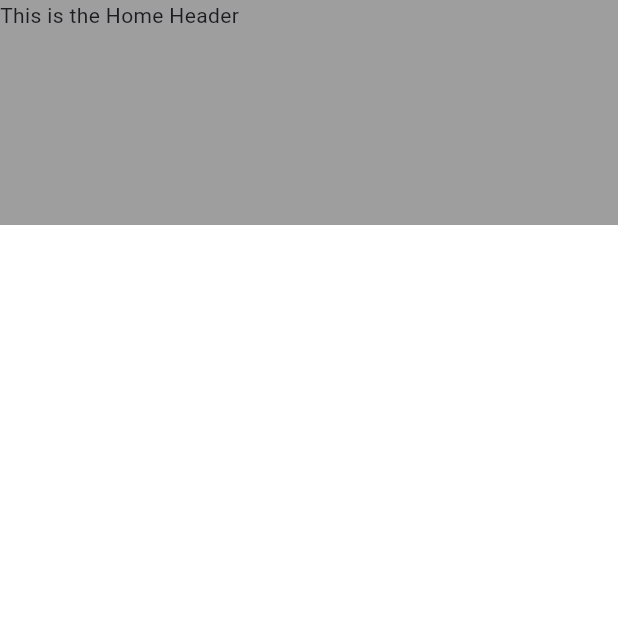
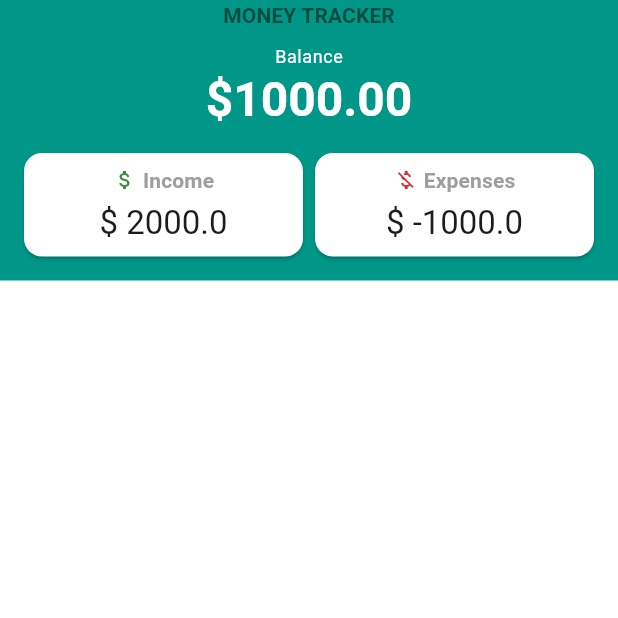
Before and after one commit to Alvarado08/money-tracker, a Flutter app: the screen it shows after launch, on a phone screen of 412 x 824 dp, the top half of it. Run offline on Flutter 3.47's test engine with Material 3 defaults, Android fonts, the phone set to English and light mode, and no system bars.

Commit message:
Header
Finished the header component structure and design. Made the card widget reusable in order to take in arguments for the income and expenses card data.

```diff
--- a/lib/view/components/home_header.dart
+++ b/lib/view/components/home_header.dart
@@ -1,15 +1,66 @@
 import 'package:flutter/material.dart';
+import 'package:money_tracker/view/widgets/header_card.dart';
 
 class HomeHeader extends StatelessWidget {
   const HomeHeader({super.key});
 
   @override
   Widget build(BuildContext context) {
-    return Container(
-      height: 150,
+    final textTheme = Theme.of(context).textTheme;
+
+    return SizedBox(
       width: double.infinity, // Full width of the parent
-      color: Colors.grey,
-      child: Text("This is the Home Header"),
+      child: Column(
+        children: [
+          Text(
+            "MONEY TRACKER",
+            style: textTheme.titleSmall!.copyWith(
+              fontWeight: FontWeight.bold,
+              color: Colors.teal.shade900,
+            ),
+          ),
+          SizedBox(height: 10),
+          Text(
+            "Balance",
+            style: textTheme.bodySmall!.copyWith(color: Colors.white),
+          ),
+          Text(
+            "\$1000.00",
+            style: textTheme.headlineLarge!.copyWith(
+              fontWeight: FontWeight.bold,
+              color: Colors.white,
+            ),
+          ),
+          Padding(
+            padding: const EdgeInsets.all(12),
+            child: Row(
+              mainAxisAlignment: MainAxisAlignment.spaceEvenly,
+              children: [
+                HeaderCard(
+                  textTheme: textTheme,
+                  title: "Income",
+                  amount: 2000.00,
+                  icon: Icon(
+                    Icons.attach_money,
+                    color: Colors.green.shade700,
+                    size: 16,
+                  ),
+                ),
+                HeaderCard(
+                  textTheme: textTheme,
+                  title: "Expenses",
+                  amount: -1000.00,
+                  icon: Icon(
+                    Icons.money_off,
+                    color: Colors.red.shade700,
+                    size: 16,
+                  ),
+                ),
+              ],
+            ),
+          ),
+        ],
+      ),
     );
   }
 }
--- /dev/null
+++ b/lib/view/widgets/header_card.dart
@@ -0,0 +1,48 @@
+import 'package:flutter/material.dart';
+
+class HeaderCard extends StatelessWidget {
+  const HeaderCard({
+    super.key,
+    required this.textTheme,
+    required this.title,
+    required this.amount,
+    required this.icon,
+  });
+
+  final TextTheme textTheme;
+  final String title;
+  final double amount;
+  final Icon icon;
+
+  @override
+  Widget build(BuildContext context) {
+    return Expanded(
+      child: Card(
+        color: Colors.white,
+        child: Padding(
+          padding: const EdgeInsets.all(8.0),
+          child: Column(
+            children: [
+              Row(
+                mainAxisAlignment: MainAxisAlignment.center,
+                children: [
+                  icon,
+                  SizedBox(width: 4),
+                  Text(
+                    title,
+                    style: textTheme.titleSmall!.copyWith(
+                      color: Colors.grey,
+                      fontWeight: FontWeight.bold,
+                    ),
+                  ),
+                ],
+              ),
+              SizedBox(height: 5),
+              Text("\$ $amount", style: textTheme.titleLarge!),
+            ],
+          ),
+        ),
+      ),
+    );
+  }
+}
```
